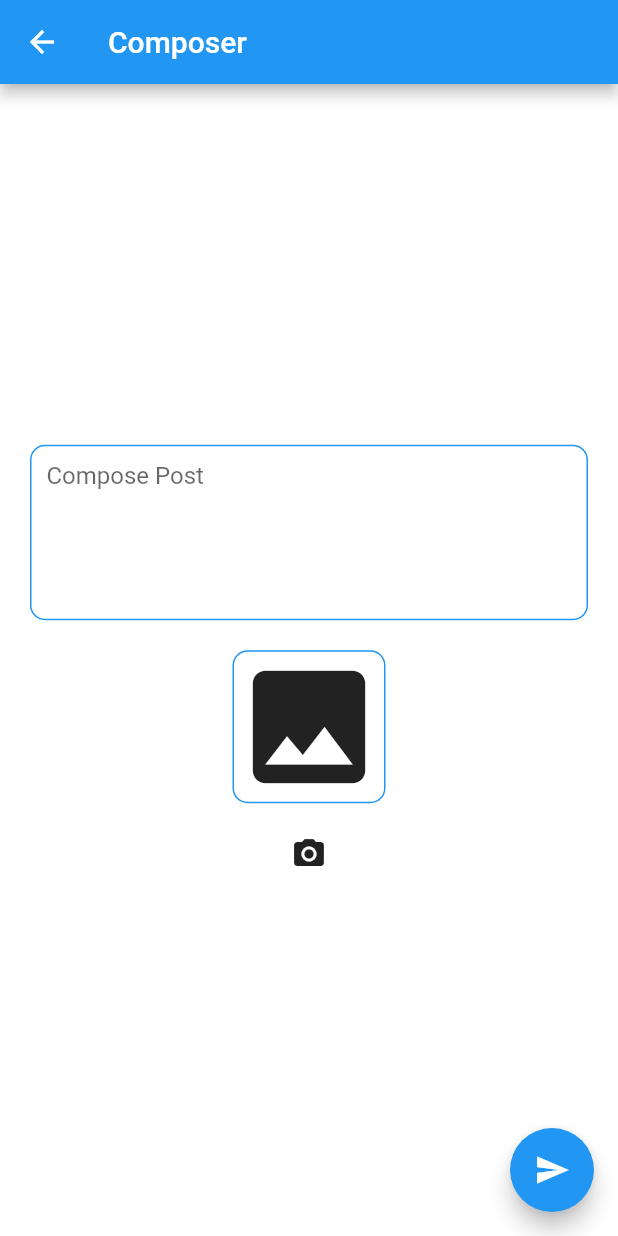
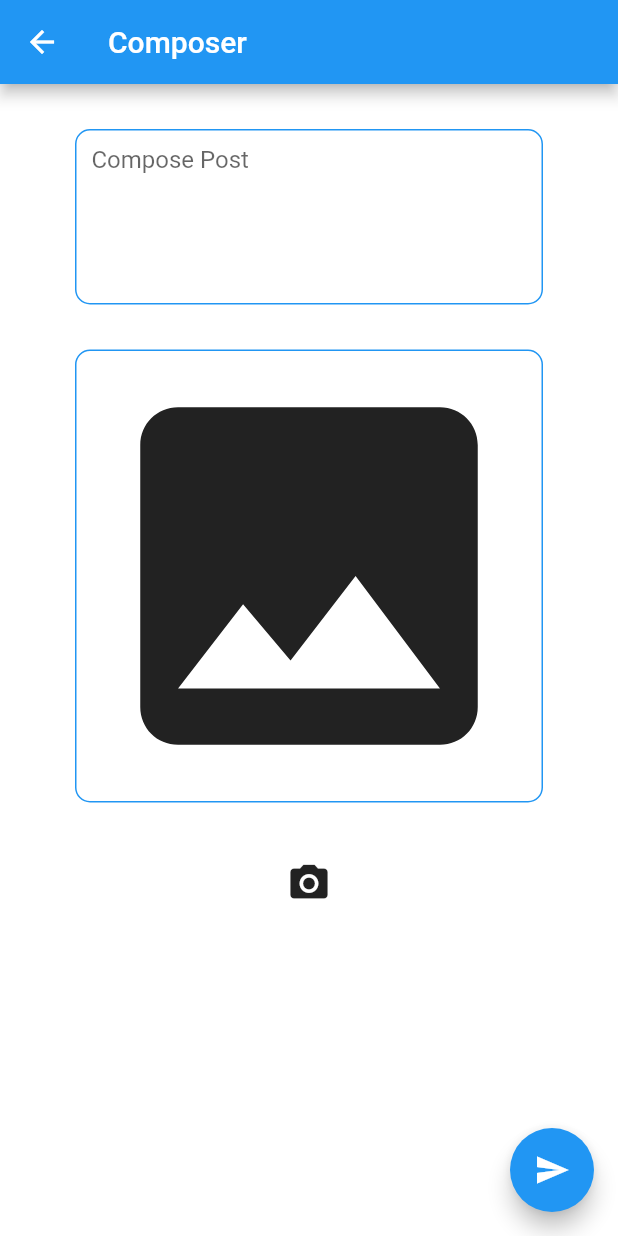
Before and after one commit to nickolasgough/social-cloud-mobile, a Flutter app: the ComposerComponent screen opened by its route, on a phone screen of 412 x 824 dp. Run offline on Flutter 3.47's test engine with Material 2 defaults, Android fonts, the phone set to English and light mode, and no system bars; our stand-ins replace image_picker; accounts and stored records are empty.

Commit message:
Improve the user experience and fix some minor bugs.

```diff
--- a/lib/components/composer.component.dart
+++ b/lib/components/composer.component.dart
@@ -31,8 +31,7 @@ class _ComposerComponentState extends State<ComposerComponent> {
                 title: new Text("Composer"),
             ),
             body: new Center(
-                child: new Column(
-                    mainAxisAlignment: MainAxisAlignment.center,
+                child: new ListView(
                     children: <Widget>[
                         this._buildColumn(
                             new Container(
@@ -47,15 +46,22 @@ class _ComposerComponentState extends State<ComposerComponent> {
                                     onChanged: (String value) => this._post = value,
                                 ),
                                 decoration: new BoxDecoration(
-                                    border: new Border.all(color: Theme.of(context).accentColor),
-                                    borderRadius: new BorderRadius.all(new Radius.circular(10.0)),
+                                    border: new Border.all(
+                                        color: Theme.of(context).accentColor,
+                                    ),
+                                    borderRadius: new BorderRadius.all(
+                                        new Radius.circular(10.0),
+                                    ),
                                 ),
                             ),
                         ),
                         this._buildColumn(this._buildPhoto()),
-                        new IconButton(
-                            icon: new Icon(Icons.camera_alt),
-                            onPressed: this._pickImage,
+                        this._buildColumn(
+                            new IconButton(
+                                iconSize: 30.0,
+                                icon: new Icon(Icons.camera_alt),
+                                onPressed: this._pickImage,
+                            ),
                         ),
                     ],
                 ),
@@ -74,9 +80,10 @@ class _ComposerComponentState extends State<ComposerComponent> {
     Widget _buildColumn(Widget w) {
         return new Container(
             child: w,
-            padding: new EdgeInsets.symmetric(
-                vertical: 10.0,
-                horizontal: 20.0,
+            padding: new EdgeInsets.only(
+                left: 50.0,
+                right: 50.0,
+                top: 30.0,
             ),
         );
     }
@@ -89,27 +96,35 @@ class _ComposerComponentState extends State<ComposerComponent> {
         return new Container(
             child: child,
             decoration: new BoxDecoration(
-                border: new Border.all(color: Theme.of(context).accentColor),
-                borderRadius: new BorderRadius.all(new Radius.circular(10.0)),
+                border: new Border.all(
+                    color: Theme.of(context).accentColor,
+                ),
+                borderRadius: new BorderRadius.all(
+                    new Radius.circular(10.0),
+                ),
             ),
         );
     }
 
     Widget _buildImage() {
-        return Image.file(this._imagefile,
-            height: 100.0,
-            width: 100.0,
+        return Image.file(
+            this._imagefile,
+            height: 300.0,
+            width: 300.0,
         );
     }
 
     Widget _buildDefault() {
-        return new Icon(Icons.photo,
-            size: 100.0,
+        return new Icon(
+            Icons.photo,
+            size: 300.0,
         );
     }
 
     void _pickImage() async {
-        File image = await ImagePicker.pickImage(source: ImageSource.gallery);
+        File image = await ImagePicker.pickImage(
+            source: ImageSource.gallery,
+        );
         this.setState(() {
             this._imagefile = image;
         });
--- a/lib/components/connection.component.dart
+++ b/lib/components/connection.component.dart
@@ -67,8 +67,8 @@ class _ConnectionComponentState extends State<ConnectionComponent> {
         return new Container(
             child: w,
             padding: new EdgeInsets.symmetric(
-                vertical: 10.0,
-                horizontal: 20.0,
+                vertical: 30.0,
+                horizontal: 50.0,
             ),
         );
     }
--- a/lib/main.dart
+++ b/lib/main.dart
@@ -21,6 +21,10 @@ class MyApp extends StatelessWidget {
                 primarySwatch: Colors.blue,
                 canvasColor: Colors.blue,
                 scaffoldBackgroundColor: Colors.white,
+                buttonTheme: new ButtonThemeData(
+                    height: 40,
+                    minWidth: 200.0,
+                ),
             ),
             routes: <String, WidgetBuilder>{
                 "/": (_) => new StartupComponent(),
```
Also changed, not shown: lib/components/edit.component.dart (+45 -32 lines), lib/components/feed.component.dart (+18 -12 lines), lib/components/stream.component.dart (+38 -18 lines), lib/util/datetime.util.dart (+7 -2 lines).
